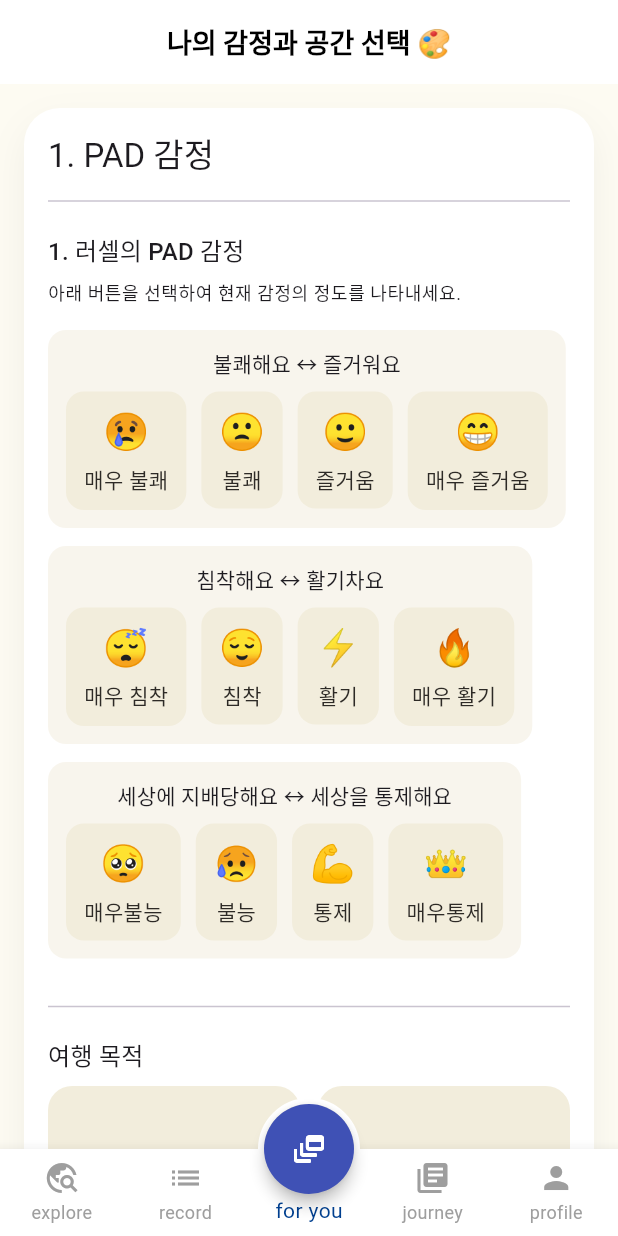
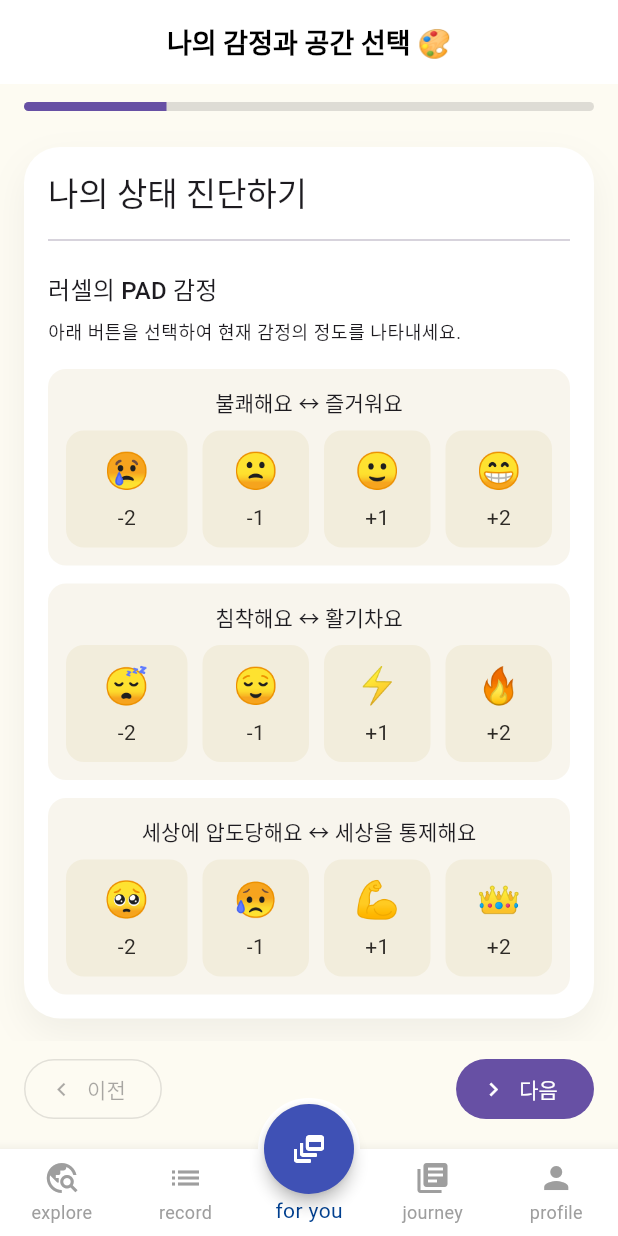
Before and after one commit to sanghyunbang/heat_trip_flutter, a Flutter app: the CurationScreen screen opened by its route, on a phone screen of 412 x 824 dp. Run offline on Flutter 3.47's test engine with Material 3 defaults, Android fonts, the phone set to English and light mode, and no system bars; our stand-ins replace flutter_dotenv, flutter_svg, go_router, google_fonts, shared_preferences; missing offline and left inert: flutter_web_auth_2; accounts and stored records are empty; project files that could hold a hidden picture were left out.

Commit message:
[feat-wip] 관광지 추천 화면 구현
## 작업 내용
- 관광지 추천 입력값 화면 분할
- 깨지는 부분 수정

## 예상작업
- 백으로 연동
- 기존 값 리셋

## 관련 이슈
Related to #7

```diff
--- a/lib/features/curation/presentation/screens/curation_screen.dart
+++ b/lib/features/curation/presentation/screens/curation_screen.dart
@@ -1,6 +1,5 @@
 import 'package:flutter/material.dart';
 import 'package:go_router/go_router.dart';
-// import 'package:google_fonts/google_fonts.dart'; // (선택)
 
 import '../../data/curation_local_data_source.dart';
 import '../../data/curation_repository_impl.dart';
@@ -11,21 +10,24 @@ import '../widgets/message_box.dart';
 import '../widgets/option_grid.dart';
 import '../widgets/pad_selection_group.dart';
 
-/// WHAT: HTML 시안을 Flutter로 옮긴 메인 입력 화면
-/// - PAD 3축 선택 → 하위 감정 추천(Top8)
-/// - 여행 목적/환경 요소 단일 선택
-/// - 저장/불러오기/초기화
-/// - "여행 큐레이션 받기" 클릭 시 결과 화면으로 이동(go_router)
+/// WHAT: 다단계 위저드 화면
+/// 1) PAD 선택 → 2) 하위 감정 → 3) 여행 목적 → 4) 환경 요소 → 완료
 class CurationScreen extends StatefulWidget {
   const CurationScreen({super.key});
-
   @override
   State<CurationScreen> createState() => _CurationScreenState();
 }
 
 class _CurationScreenState extends State<CurationScreen> {
-  late CurationState state; // 상태 보관
-  bool showMessage = false; // 메시지 박스 표시 여부
+  late CurationState state;
+
+  // Wizard
+  final _page = PageController();
+  int _step = 0;
+  static const _totalSteps = 4;
+
+  // 메시지 박스
+  bool showMessage = false;
   String messageTitle = '';
   String messageText = '';
   bool messageError = false;
@@ -33,7 +35,7 @@ class _CurationScreenState extends State<CurationScreen> {
   @override
   void initState() {
     super.initState();
-    // WHAT: 간이 DI — 데이터 계층 구현체를 주입
+    // 간이 DI
     final repo = CurationRepositoryImpl(CurationLocalDataSource());
     state = CurationState(
       repository: repo,
@@ -42,7 +44,6 @@ class _CurationScreenState extends State<CurationScreen> {
     );
   }
 
-  /// 짧게 토스트처럼 보였다 사라지는 메시지 헬퍼
   void _flash(String title, String text, {bool error = false}) {
     setState(() {
       showMessage = true;
@@ -55,9 +56,89 @@ class _CurationScreenState extends State<CurationScreen> {
     });
   }
 
+  bool get _canNext {
+    switch (_step) {
+      case 0:
+        return state.padComplete; // PAD 완료 여부
+      case 1:
+        return state.selectedSubEmotionEnglish != null;
+      case 2:
+        return state.travelPurpose != null;
+      case 3:
+        return true;
+      default:
+        return false;
+    }
+  }
+
+  Future<void> _goNext() async {
+    if (!_canNext) {
+      _flash('선택 필요', '이 단계를 먼저 완료해 주세요.');
+      return;
+    }
+    if (_step < _totalSteps - 1) {
+      setState(() => _step++);
+      await _page.animateToPage(
+        _step,
+        duration: const Duration(milliseconds: 280),
+        curve: Curves.easeOutCubic,
+      );
+    } else {
+      await state.save();
+      // 결과 화면을 push (뒤로 오면 Future 완료)
+      await context.pushNamed('curationResult');
+
+      // 돌아온 직후 리셋
+      if (!mounted) return;
+      await state.reset();
+      setState(() => _step = 0);
+      _page.jumpToPage(0);
+    }
+  }
+
+  /** 백으로 보내고 나면, 이걸 쓸 예정 [앞에 내용들 리셋]
+   * Future<void> _goNext() async {
+      if (!_canNext) { _flash('선택 필요', '이 단계를 먼저 완료해 주세요.'); return; }
+
+      if (_step < _totalSteps - 1) {
+        setState(() => _step++);
+        await _page.animateToPage(_step,
+            duration: const Duration(milliseconds: 280),
+            curve: Curves.easeOutCubic);
+      } else {
+        // 1) 결과생성용으로 저장
+        await state.save();
+
+        // 2) 위저드 상태 초기화(UI 값들)
+        await state.reset();               // ← 이미 쓰던 초기화 메서드
+        if (mounted) {
+          setState(() {
+            _step = 0;
+          });
+          _page.jumpToPage(0);             // 페이지도 첫 단계로
+        }
+
+        // 3) 결과 화면으로 이동
+        if (!mounted) return;
+        context.goNamed('curationResult');
+      }
+    }
+
+   */
+
+  void _goBack() {
+    if (_step == 0) return;
+    setState(() => _step--);
+    _page.animateToPage(
+      _step,
+      duration: const Duration(milliseconds: 240),
+      curve: Curves.easeOutCubic,
+    );
+  }
+
   @override
   Widget build(BuildContext context) {
-    final bg = const Color(0xFFFDFBF2); // HTML의 오프화이트 배경
+    final bg = const Color(0xFFFDFBF2);
 
     return Scaffold(
       backgroundColor: bg,
@@ -66,12 +147,85 @@ class _CurationScreenState extends State<CurationScreen> {
         centerTitle: true,
         backgroundColor: Colors.white,
       ),
-      body: SafeArea(
+      body: Column(
+        children: [
+          // 진행도 바
+          Padding(
+            padding: const EdgeInsets.fromLTRB(16, 12, 16, 8),
+            child: ClipRRect(
+              borderRadius: BorderRadius.circular(8),
+              child: LinearProgressIndicator(
+                value: (_step + 1) / _totalSteps,
+                minHeight: 6,
+                backgroundColor: Colors.black12,
+              ),
+            ),
+          ),
+
+          // 페이지 영역
+          Expanded(
+            child: PageView(
+              controller: _page,
+              physics: const NeverScrollableScrollPhysics(), // 스와이프 잠금
+              children: [
+                _buildStepPad(context),
+                _buildStepSubEmotion(context),
+                _buildStepPurpose(context),
+                _buildStepEnvironment(context),
+              ],
+            ),
+          ),
+
+          // 하단 컨트롤 + 메시지
+          SafeArea(
+            top: false,
+            child: Padding(
+              padding: const EdgeInsets.fromLTRB(16, 8, 16, 16),
+              child: Column(
+                mainAxisSize: MainAxisSize.min,
+                children: [
+                  if (showMessage) ...[
+                    MessageBox(
+                      title: messageTitle,
+                      text: messageText,
+                      isError: messageError,
+                    ),
+                    const SizedBox(height: 8),
+                  ],
+                  Row(
+                    children: [
+                      OutlinedButton.icon(
+                        onPressed: _step == 0 ? null : _goBack,
+                        icon: const Icon(Icons.chevron_left),
+                        label: const Text('이전'),
+                      ),
+                      const Spacer(),
+                      FilledButton.icon(
+                        onPressed: _goNext,
+                        icon: Icon(
+                          _step == _totalSteps - 1
+                              ? Icons.check
+                              : Icons.chevron_right,
+                        ),
+                        label: Text(_step == _totalSteps - 1 ? '완료' : '다음'),
+                      ),
+                    ],
+                  ),
+                ],
+              ),
+            ),
+          ),
+        ],
+      ),
+    );
+  }
+
+  // 공통 카드 쉘
+  Widget _cardShell(BuildContext context, {required Widget child}) {
+    return SafeArea(
       child: SingleChildScrollView(
         padding: const EdgeInsets.all(16),
-          child: Column(
-            children: [
-              Container(
+        child: Container(
           padding: const EdgeInsets.all(16),
           decoration: BoxDecoration(
             color: Colors.white,
@@ -84,14 +238,20 @@ class _CurationScreenState extends State<CurationScreen> {
               ),
             ],
           ),
+          child: child,
+        ),
+      ),
+    );
+  }
+
+  // STEP 1: PAD
+  Widget _buildStepPad(BuildContext context) {
+    return _cardShell(
+      context,
       child: Column(
         crossAxisAlignment: CrossAxisAlignment.start,
         children: [
-                    // 1) PAD 섹션
-                    Text(
-                      '1. PAD 감정',
-                      style: Theme.of(context).textTheme.titleLarge,
-                    ),
+          Text('나의 상태 진단하기', style: Theme.of(context).textTheme.titleLarge),
           const SizedBox(height: 8),
           const Divider(),
           const SizedBox(height: 12),
@@ -99,19 +259,25 @@ class _CurationScreenState extends State<CurationScreen> {
             pleasure: state.pad.pleasure,
             arousal: state.pad.arousal,
             dominance: state.pad.dominance,
-                      onSelectPleasure: (v) =>
-                          setState(() => state.setPad(pleasure: v)),
-                      onSelectArousal: (v) =>
-                          setState(() => state.setPad(arousal: v)),
+            onSelectPleasure: (v) => setState(() => state.setPad(pleasure: v)),
+            onSelectArousal: (v) => setState(() => state.setPad(arousal: v)),
             onSelectDominance: (v) =>
                 setState(() => state.setPad(dominance: v)),
           ),
+        ],
+      ),
+    );
+  }
 
-                    // 2) 하위 감정 Top8 — PAD가 모두 선택된 경우에만 노출
-                    if (state.padComplete) ...[
-                      const SizedBox(height: 24),
+  // STEP 2: 하위 감정
+  Widget _buildStepSubEmotion(BuildContext context) {
+    return _cardShell(
+      context,
+      child: Column(
+        crossAxisAlignment: CrossAxisAlignment.start,
+        children: [
           Text(
-                        '2. 나를 가장 잘 표현하는 감정은?',
+            '나를 가장 잘 표현하는 감정은?',
             style: Theme.of(context).textTheme.titleMedium,
           ),
           const SizedBox(height: 6),
@@ -126,90 +292,60 @@ class _CurationScreenState extends State<CurationScreen> {
             crossAxisCount: 2,
             mainAxisSpacing: 12,
             crossAxisSpacing: 12,
-                        children: state.suggestedSubEmotions
-                            .map(
-                              (e) => _SubEmotionCard(
+            childAspectRatio: 1.9,
+            children: state.suggestedSubEmotions.map((e) {
+              return _SubEmotionCard(
                 label: e.name,
-                                selected:
-                                    state.selectedSubEmotionEnglish ==
-                                    e.english,
-                                onTap: () => setState(
-                                  () => state.setSubEmotion(e.english),
-                                ),
-                              ),
-                            )
-                            .toList(),
-                      ),
-                    ],
-
-                    const SizedBox(height: 24),
-                    const Divider(),
-                    const SizedBox(height: 12),
-
-                    // 3) 여행 목적
-                    TravelPurposeGrid(
-                      selected: state.travelPurpose,
-                      onSelect: (v) =>
-                          setState(() => state.setTravelPurpose(v)),
-                    ),
-
-                    const SizedBox(height: 24),
-                    const Divider(),
-                    const SizedBox(height: 12),
-
-                    // 4) 환경 요소 섹션 + 액션 버튼들
-                    Row(
-                      mainAxisAlignment: MainAxisAlignment.spaceBetween,
-                      children: [
-                        Text(
-                          '4. 공간 및 환경 요소',
-                          style: Theme.of(context).textTheme.titleMedium,
-                        ),
-                        Row(
-                          children: [
-                            TextButton(
-                              onPressed: () async {
-                                final ok = await state.load();
-                                setState(() {});
-                                if (ok) {
-                                  _flash('불러오기 완료!', '저장된 데이터를 불러왔습니다.');
-                                } else {
-                                  _flash('오류!', '저장된 데이터가 없습니다.', error: true);
-                                }
-                              },
-                              child: const Text('저장된 값 불러오기 📋'),
-                            ),
-                            const SizedBox(width: 8),
-                            OutlinedButton(
-                              onPressed: () async {
-                                await state.reset();
-                                setState(() {});
-                                _flash('초기화 완료!', '모든 선택이 초기화되었습니다.');
-                              },
-                              child: const Text('새로 시작 🔄'),
+                selected: state.selectedSubEmotionEnglish == e.english,
+                onTap: () => setState(() => state.setSubEmotion(e.english)),
+              );
+            }).toList(),
           ),
         ],
       ),
+    );
+  }
+
+  // STEP 3: 여행 목적 (3열)
+  Widget _buildStepPurpose(BuildContext context) {
+    return _cardShell(
+      context,
+      child: Column(
+        crossAxisAlignment: CrossAxisAlignment.start,
+        children: [
+          Text('여행 목적', style: Theme.of(context).textTheme.titleMedium),
+          const SizedBox(height: 8),
+          TravelPurposeGrid(
+            selected: state.travelPurpose,
+            onSelect: (v) => setState(() => state.setTravelPurpose(v)),
+          ),
         ],
       ),
+    );
+  }
 
+  // STEP 4: 환경 요소
+  Widget _buildStepEnvironment(BuildContext context) {
+    return _cardShell(
+      context,
+      child: Column(
+        crossAxisAlignment: CrossAxisAlignment.start,
+        children: [
+          Text('공간 및 환경 요소', style: Theme.of(context).textTheme.titleMedium),
           const SizedBox(height: 8),
           SpaceGrid(
             selected: state.environment.space,
-                      onSelect: (v) =>
-                          setState(() => state.setEnvironment(space: v)),
+            onSelect: (v) => setState(() => state.setEnvironment(space: v)),
           ),
           const SizedBox(height: 12),
           SocialityGrid(
             selected: state.environment.sociality,
-                      onSelect: (v) =>
-                          setState(() => state.setEnvironment(sociality: v)),
+            onSelect: (v) => setState(() => state.setEnvironment(sociality: v)),
           ),
           const SizedBox(height: 12),
           NoiseGrid(
             selected: state.environment.noise,
-                      onSelect: (v) =>
-                          setState(() => state.setEnvironment(noise: v)),
+            onSelect: (v) => setState(() => state.setEnvironment(noise: v)),
           ),
           const SizedBox(height: 12),
           CongestionGrid(
@@ -220,61 +356,21 @@ class _CurationScreenState extends State<CurationScreen> {
           const SizedBox(height: 12),
           InOutGrid(
             selected: state.environment.indoorOutdoor,
-                      onSelect: (v) => setState(
-                        () => state.setEnvironment(indoorOutdoor: v),
-                      ),
-                    ),
-
-                    const SizedBox(height: 20),
-                    SizedBox(
-                      width: double.infinity,
-                      child: ElevatedButton(
-                        style: ElevatedButton.styleFrom(
-                          backgroundColor: const Color(0xFF8B5A3D),
-                          foregroundColor: Colors.white,
-                          padding: const EdgeInsets.symmetric(vertical: 14),
-                          shape: RoundedRectangleBorder(
-                            borderRadius: BorderRadius.circular(16),
-                          ),
-                        ),
-                        onPressed: () async {
-                          await state.save();
-                          if (!mounted) return;
-                          _flash('저장 완료!', '선택 사항이 성공적으로 저장되었습니다.');
-                          context.goNamed(
-                            'curationResult',
-                          ); // go_router로 결과 화면 이동
-                        },
-                        child: const Text(
-                          '여행 큐레이션 받기 ✨',
-                          style: TextStyle(fontWeight: FontWeight.bold),
-                        ),
-                      ),
-                    ),
-
-                    if (showMessage) ...[
-                      const SizedBox(height: 12),
-                      MessageBox(
-                        title: messageTitle,
-                        text: messageText,
-                        isError: messageError,
+            onSelect: (v) =>
+                setState(() => state.setEnvironment(indoorOutdoor: v)),
           ),
         ],
-                  ],
-                ),
-              ),
-            ],
-          ),
-        ),
       ),
     );
   }
 }
 
+// === 하위 감정 카드 ===
 class _SubEmotionCard extends StatelessWidget {
   final String label;
   final bool selected;
   final VoidCallback onTap;
+
   const _SubEmotionCard({
     required this.label,
     required this.selected,
--- a/lib/features/curation/presentation/widgets/option_grid.dart
+++ b/lib/features/curation/presentation/widgets/option_grid.dart
@@ -32,6 +32,8 @@ class OptionGrid extends StatelessWidget {
           crossAxisCount: 2,
           mainAxisSpacing: 12,
           crossAxisSpacing: 12,
+          childAspectRatio: 1.6, // 가로/세로 비율 ↑ (1.6~2.0 사이로 취향 조정)
+
           children: items
               .map(
                 (e) => _SelectableCard(
--- a/lib/features/curation/presentation/widgets/pad_selection_group.dart
+++ b/lib/features/curation/presentation/widgets/pad_selection_group.dart
@@ -25,7 +25,7 @@ class PadSelectionGroup extends StatelessWidget {
     return Column(
       crossAxisAlignment: CrossAxisAlignment.start,
       children: [
-        Text('1. 러셀의 PAD 감정', style: Theme.of(context).textTheme.titleMedium),
+        Text('러셀의 PAD 감정', style: Theme.of(context).textTheme.titleMedium),
         const SizedBox(height: 8),
         Text(
           '아래 버튼을 선택하여 현재 감정의 정도를 나타내세요.',
@@ -35,10 +35,10 @@ class PadSelectionGroup extends StatelessWidget {
         _PadRow(
           label: '불쾌해요 ↔️ 즐거워요',
           options: const [
-            _PadOpt('😢', '매우 불쾌', -2),
-            _PadOpt('🙁', '불쾌', -1),
-            _PadOpt('🙂', '즐거움', 1),
-            _PadOpt('😁', '매우 즐거움', 2),
+            _PadOpt('😢', '-2', -2),
+            _PadOpt('🙁', '-1', -1),
+            _PadOpt('🙂', '+1', 1),
+            _PadOpt('😁', '+2', 2),
           ],
           selected: pleasure,
           onSelect: onSelectPleasure,
@@ -47,22 +47,22 @@ class PadSelectionGroup extends StatelessWidget {
         _PadRow(
           label: '침착해요 ↔️ 활기차요',
           options: const [
-            _PadOpt('😴', '매우 침착', -2),
-            _PadOpt('😌', '침착', -1),
-            _PadOpt('⚡', '활기', 1),
-            _PadOpt('🔥', '매우 활기', 2),
+            _PadOpt('😴', '-2', -2),
+            _PadOpt('😌', '-1', -1),
+            _PadOpt('⚡', '+1', 1),
+            _PadOpt('🔥', '+2', 2),
           ],
           selected: arousal,
           onSelect: onSelectArousal,
         ),
         const SizedBox(height: 12),
         _PadRow(
-          label: '세상에 지배당해요 ↔️ 세상을 통제해요',
+          label: '세상에 압도당해요 ↔️ 세상을 통제해요',
           options: const [
-            _PadOpt('🥺', '매우불능', -2),
-            _PadOpt('😥', '불능', -1),
-            _PadOpt('💪', '통제', 1),
-            _PadOpt('👑', '매우통제', 2),
+            _PadOpt('🥺', '-2', -2),
+            _PadOpt('😥', '-1', -1),
+            _PadOpt('💪', '+1', 1),
+            _PadOpt('👑', '+2', 2),
           ],
           selected: dominance,
           onSelect: onSelectDominance,
@@ -97,12 +97,32 @@ class _PadRow extends StatelessWidget {
         children: [
           Text(label, style: Theme.of(context).textTheme.titleSmall),
           const SizedBox(height: 8),
-          Wrap(
-            alignment: WrapAlignment.center,
-            spacing: 10,
-            children: options
-                .map(
-                  (o) => _padButton(
+
+          // Wrap(
+          //   alignment: WrapAlignment.center,
+          //   spacing: 10,
+          //   children: options
+          //       .map(
+          //         (o) => _padButton(
+          //           context,
+          //           emoji: o.emoji,
+          //           text: o.label,
+          //           value: o.value,
+          //           isSelected: selected == o.value,
+          //           onTap: () => onSelect(o.value),
+          //         ),
+          //       )
+          //       .toList(),
+          // ),
+
+          //여기부터 교체 (Wrap 제거)
+          Row(
+            children: List.generate(options.length, (i) {
+              final o = options[i];
+              return Expanded(
+                child: Padding(
+                  padding: EdgeInsets.only(left: i == 0 ? 0 : 10),
+                  child: _padButton(
                     context,
                     emoji: o.emoji,
                     text: o.label,
@@ -110,9 +130,12 @@ class _PadRow extends StatelessWidget {
                     isSelected: selected == o.value,
                     onTap: () => onSelect(o.value),
                   ),
-                )
-                .toList(),
+                ),
+              );
+            }),
           ),
+
+          // 여기까지 교체
         ],
       ),
     );
```
Lines whose indentation alone changed are shown as unchanged.
